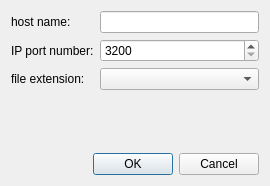
Old version of the form MITK/Modules/IGIDataSources/Dialogs/niftkIPHostExtensionDialog.ui in the repository NifTK/NifTK.
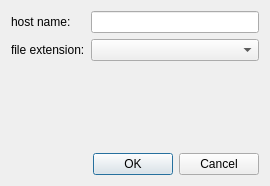
New version of the form.

Commit message: Issue #4752: Remove port number from Host+Extension dialog box [ci skip]

Patch:
```diff
--- a/MITK/Modules/IGIDataSources/Dialogs/niftkIPHostExtensionDialog.ui
+++ b/MITK/Modules/IGIDataSources/Dialogs/niftkIPHostExtensionDialog.ui
@@ -36,36 +36,13 @@
         </widget>
        </item>
        <item row="1" column="0">
-        <widget class="QLabel" name="label">
-         <property name="toolTip">
-          <string>The port number the server is listening on</string>
-         </property>
-         <property name="text">
-          <string>IP port number:</string>
-         </property>
-        </widget>
-       </item>
-       <item row="1" column="1">
-        <widget class="QSpinBox" name="m_PortNumber">
-         <property name="toolTip">
-          <string>The port number the server is listening on.</string>
-         </property>
-         <property name="minimum">
-          <number>3200</number>
-         </property>
-         <property name="maximum">
-          <number>9999</number>
-         </property>
-        </widget>
-       </item>
-       <item row="2" column="0">
         <widget class="QLabel" name="label_3">
          <property name="text">
           <string>file extension:</string>
          </property>
         </widget>
        </item>
-       <item row="2" column="1">
+       <item row="1" column="1">
         <widget class="QComboBox" name="m_FileExtensionComboBox"/>
        </item>
       </layout>
```
